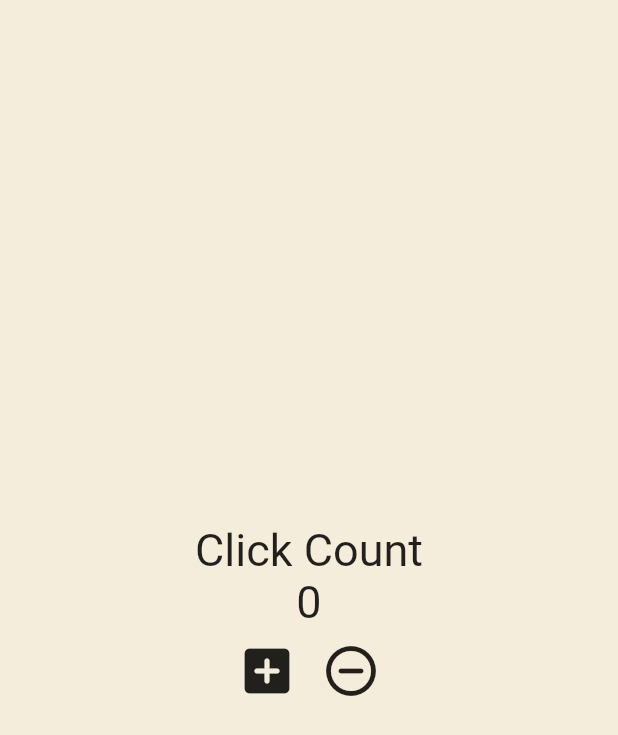
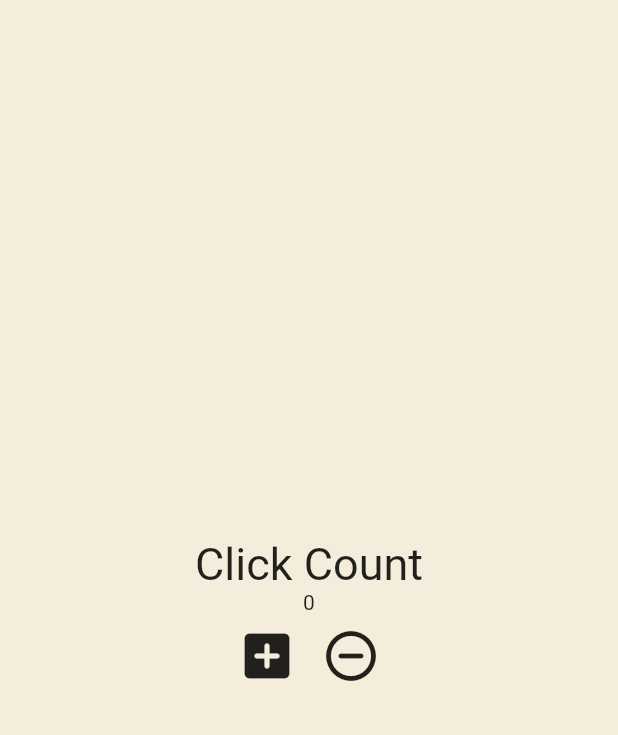
Before and after one commit to loupdaniel/Flutter-StatefulWidget-Training, a Flutter app: the screen it shows after launch, after a tap on the "add box" icon, after a tap on the "remove circle outline" icon, on a phone screen of 412 x 824 dp. Shown: the top 735 px of the screen. Run offline on Flutter 3.47's test engine with Material 2 defaults, Android fonts, the phone set to English and light mode, and no system bars.

Commit message:
2nd save(1:23)

```diff
--- a/lib/main.dart
+++ b/lib/main.dart
@@ -11,17 +11,19 @@ class App extends StatefulWidget {
 
 // the state of the stateful widget is the one that holds the data and the ui of the widget
 class _AppState extends State<App> {
+  List<int> numbers = [];
+
   int counter = 0;
 
   void onClickedPlus() {
     setState(() {
-      counter = counter + 1;
+      numbers.add(numbers.length);
     }); //setState function is a function that we use to notify our state class that the data has changed
   }
 
   void onClickedMinus() {
     setState(() {
-      counter = counter - 1;
+      numbers.remove(numbers.length);
     }); //setState function is a function that we use to notify our state class that the data has changed
   }
 
@@ -39,10 +41,7 @@ class _AppState extends State<App> {
                 'Click Count',
                 style: TextStyle(fontSize: 30),
               ),
-              Text(
-                '$counter',
-                style: const TextStyle(fontSize: 30),
-              ),
+              for (var n in numbers) Text('$n'),
               Row(
                 mainAxisAlignment: MainAxisAlignment.center,
                 children: [
@@ -57,7 +56,7 @@ class _AppState extends State<App> {
                     icon: const Icon(Icons.remove_circle_outline_rounded),
                   ),
                 ],
-              )
+              ),
             ],
           ),
         ),
```
